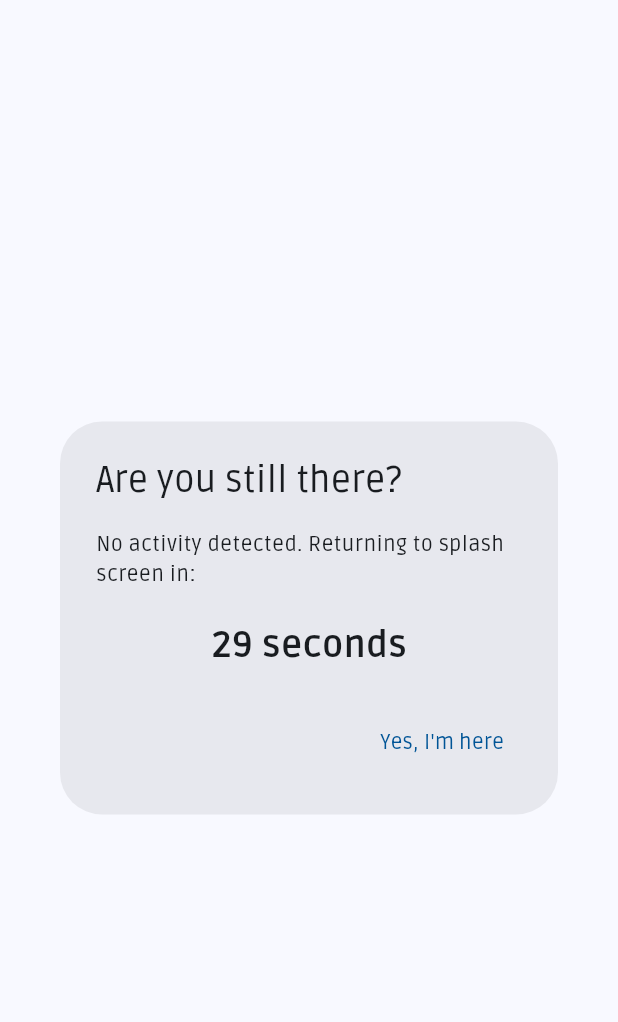
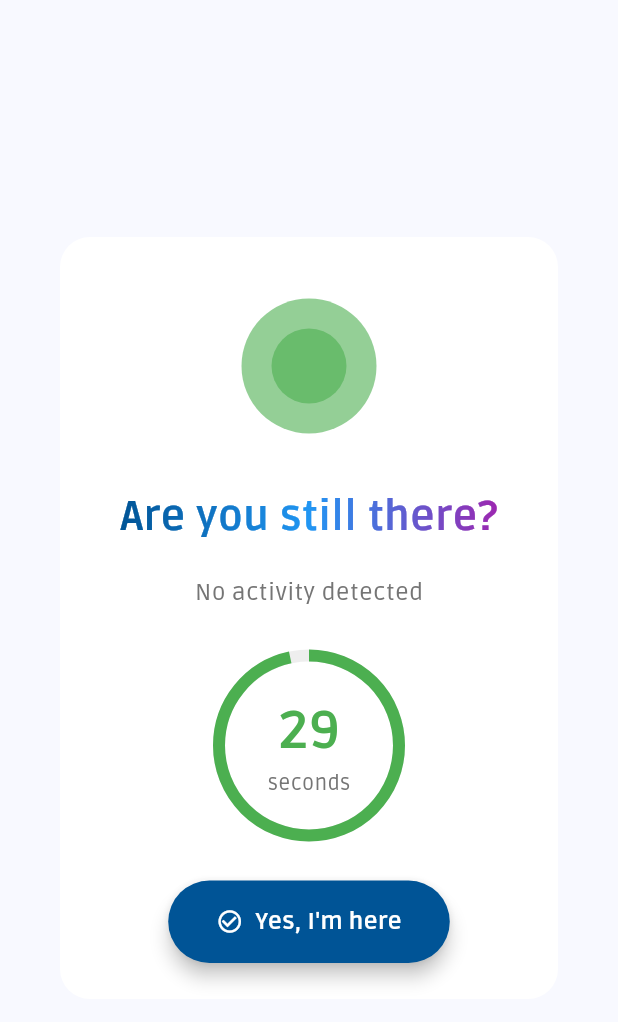
Before and after one commit to murendie/tut-student-kiosk, a Flutter app: the InactivityDialog widget shown alone on an empty page, opened directly with empty values, on a phone screen of 412 x 824 dp. Shown: the top 1022 px of the screen. Run offline on Flutter 3.47's test engine with Material 3 defaults, Android fonts, the phone set to English and light mode, and no system bars; our stand-ins replace flutter_spinkit.

Commit message:
Enhanced inactivity dialog visuals
- Added elastic scale animation on dialog appear
- Added SpinKitPulse animation
- Added circular progress indicator with color transitions
- Added gradient text effect
- Improved button design with icon
- Added responsive color changes based on remaining time

```diff
--- a/lib/widgets/inactivity_dialog.dart
+++ b/lib/widgets/inactivity_dialog.dart
@@ -1,5 +1,7 @@
 import 'dart:async';
+import 'dart:math' as math;
 import 'package:flutter/material.dart';
+import 'package:flutter_spinkit/flutter_spinkit.dart';
 
 class InactivityDialog extends StatefulWidget {
   final VoidCallback onTimeout;
@@ -15,13 +17,26 @@ class InactivityDialog extends StatefulWidget {
   State<InactivityDialog> createState() => _InactivityDialogState();
 }
 
-class _InactivityDialogState extends State<InactivityDialog> {
+class _InactivityDialogState extends State<InactivityDialog>
+    with SingleTickerProviderStateMixin {
   int _secondsRemaining = 30;
   late Timer _timer;
+  late AnimationController _controller;
+  late Animation<double> _scaleAnimation;
 
   @override
   void initState() {
     super.initState();
+    _controller = AnimationController(
+      duration: const Duration(milliseconds: 500),
+      vsync: this,
+    );
+
+    _scaleAnimation = Tween<double>(begin: 0.0, end: 1.0).animate(
+      CurvedAnimation(parent: _controller, curve: Curves.elasticOut),
+    );
+
+    _controller.forward();
     _startTimer();
   }
 
@@ -42,37 +57,135 @@ class _InactivityDialogState extends State<InactivityDialog> {
   @override
   void dispose() {
     _timer.cancel();
+    _controller.dispose();
     super.dispose();
+  }
+
+  Color _getProgressColor() {
+    if (_secondsRemaining > 20) return Colors.green;
+    if (_secondsRemaining > 10) return Colors.orange;
+    return Colors.red;
   }
 
   @override
   Widget build(BuildContext context) {
-    return AlertDialog(
-      title: const Text('Are you still there?'),
-      content: Column(
+    return ScaleTransition(
+      scale: _scaleAnimation,
+      child: AlertDialog(
+        backgroundColor: Colors.white,
+        shape: RoundedRectangleBorder(
+          borderRadius: BorderRadius.circular(20),
+        ),
+        content: SizedBox(
+          width: 300,
+          child: Column(
             mainAxisSize: MainAxisSize.min,
             children: [
-          const Text('No activity detected. Returning to splash screen in:'),
+              const SizedBox(height: 20),
+              SpinKitPulse(
+                color: _getProgressColor(),
+                size: 100.0,
+              ),
+              const SizedBox(height: 30),
+              ShaderMask(
+                shaderCallback: (bounds) => LinearGradient(
+                  colors: [
+                    Theme.of(context).primaryColor,
+                    Colors.blue,
+                    Colors.purple,
+                  ],
+                ).createShader(bounds),
+                child: const Text(
+                  'Are you still there?',
+                  style: TextStyle(
+                    fontSize: 28,
+                    fontWeight: FontWeight.bold,
+                    color: Colors.white,
+                  ),
+                ),
+              ),
               const SizedBox(height: 20),
               Text(
-            '$_secondsRemaining seconds',
-            style: const TextStyle(
-              fontSize: 24,
+                'No activity detected',
+                style: TextStyle(
+                  fontSize: 16,
+                  color: Colors.grey[600],
+                ),
+              ),
+              const SizedBox(height: 30),
+              Stack(
+                alignment: Alignment.center,
+                children: [
+                  SizedBox(
+                    width: 120,
+                    height: 120,
+                    child: CircularProgressIndicator(
+                      value: _secondsRemaining / 30,
+                      strokeWidth: 8,
+                      backgroundColor: Colors.grey[200],
+                      color: _getProgressColor(),
+                    ),
+                  ),
+                  Column(
+                    mainAxisSize: MainAxisSize.min,
+                    children: [
+                      Text(
+                        _secondsRemaining.toString(),
+                        style: TextStyle(
+                          fontSize: 36,
+                          fontWeight: FontWeight.bold,
+                          color: _getProgressColor(),
+                        ),
+                      ),
+                      Text(
+                        'seconds',
+                        style: TextStyle(
+                          fontSize: 14,
+                          color: Colors.grey[600],
+                        ),
+                      ),
+                    ],
+                  ),
+                ],
+              ),
+              const SizedBox(height: 30),
+              ElevatedButton(
+                onPressed: () {
+                  _timer.cancel();
+                  Navigator.of(context).pop();
+                  widget.onContinue();
+                },
+                style: ElevatedButton.styleFrom(
+                  backgroundColor: Theme.of(context).primaryColor,
+                  foregroundColor: Colors.white,
+                  padding: const EdgeInsets.symmetric(
+                    horizontal: 32,
+                    vertical: 16,
+                  ),
+                  shape: RoundedRectangleBorder(
+                    borderRadius: BorderRadius.circular(30),
+                  ),
+                  elevation: 5,
+                ),
+                child: const Row(
+                  mainAxisSize: MainAxisSize.min,
+                  children: [
+                    Icon(Icons.check_circle_outline),
+                    SizedBox(width: 8),
+                    Text(
+                      'Yes, I\'m here',
+                      style: TextStyle(
+                        fontSize: 16,
                         fontWeight: FontWeight.bold,
                       ),
                     ),
                   ],
                 ),
-      actions: [
-        TextButton(
-          onPressed: () {
-            _timer.cancel();
-            Navigator.of(context).pop();
-            widget.onContinue();
-          },
-          child: const Text('Yes, I\'m here'),
               ),
             ],
+          ),
+        ),
+      ),
     );
   }
 }
```
Lines whose indentation alone changed are shown as unchanged.
